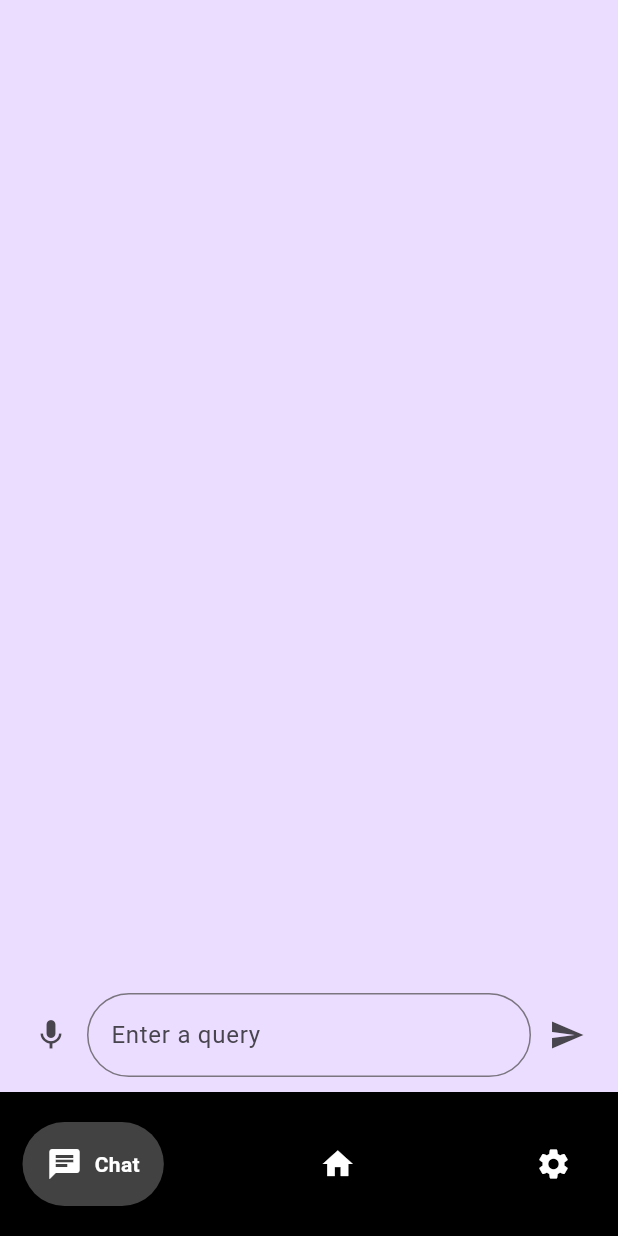
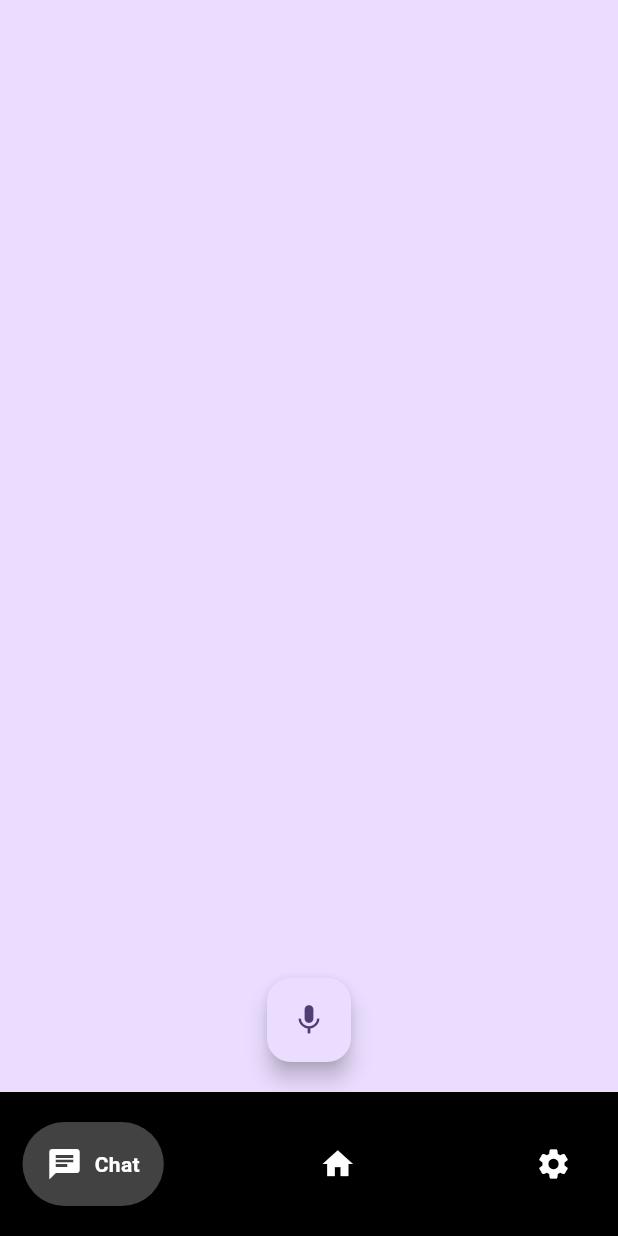
Before and after one commit to ASWE-PDA/Personal-Digital-Agent, a Flutter app: the screen it shows after launch, after a tap on the "mic" icon, on a phone screen of 412 x 824 dp. Run offline on Flutter 3.47's test engine with Material 2 defaults, Android fonts, the phone set to English and light mode, and no system bars; drawn by our look-alikes of google_nav_bar.

Commit message:
only show voice input button

```diff
--- a/lib/chat.dart
+++ b/lib/chat.dart
@@ -12,38 +12,15 @@ class ChatPage extends StatelessWidget {
           mainAxisAlignment: MainAxisAlignment.end,
           children: [
             Padding(
-              padding: const EdgeInsets.all(10),
-              child: Row(
-                children: [
-                  IconButton(
-                    onPressed: () {
-                      print('test');
-
-                      recording = !recording;
-                    },
-                    icon: Icon(Icons.mic)
-                  ),
-
-                  Expanded(
-                    child: TextField(
-                      decoration: InputDecoration(
-                        border: OutlineInputBorder(
-                          borderRadius: BorderRadius.all(Radius.circular(30)),
-                        ),
-                        hintText: 'Enter a query',
-                      ),
-                    ),
-                  ),
-
-                  IconButton(
-                    onPressed: () {
-
-                    },
-                    icon: Icon(Icons.send)
-                  ),
-                ],
+              padding: const EdgeInsets.all(20.0),
+              child: FloatingActionButton(
+                onPressed: () {
+                  print('test');
+                  recording = !recording;
+                },
+                child: Icon(Icons.mic),
               ),
-            )
+            ),
           ],
         ),
       );
```
